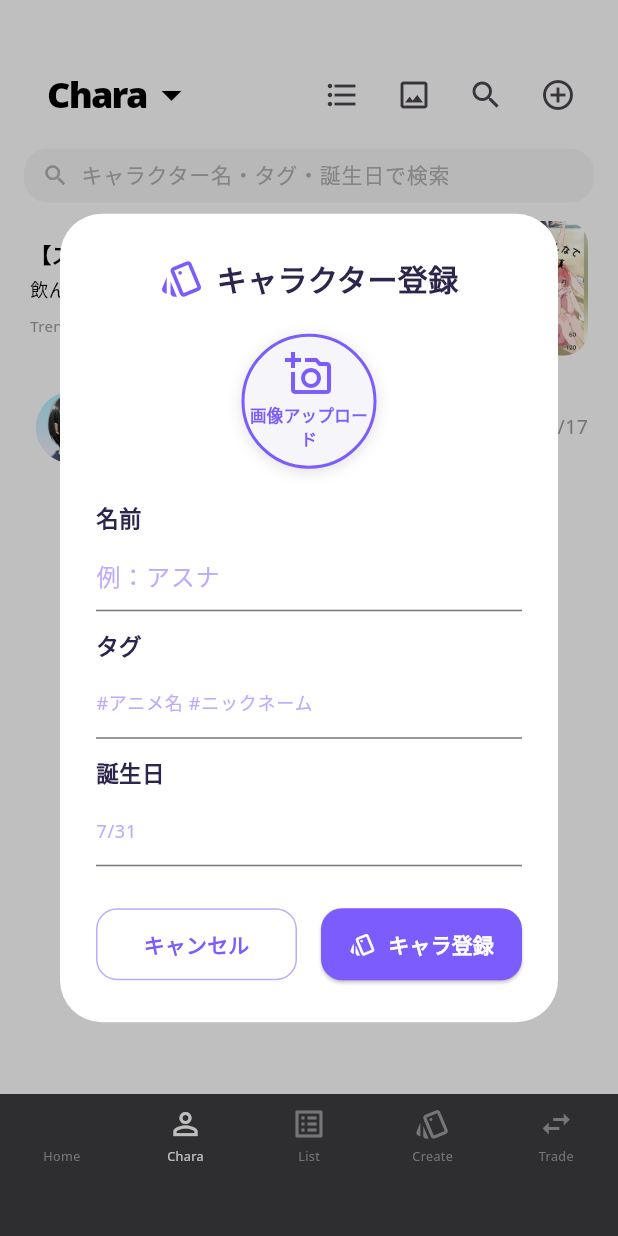
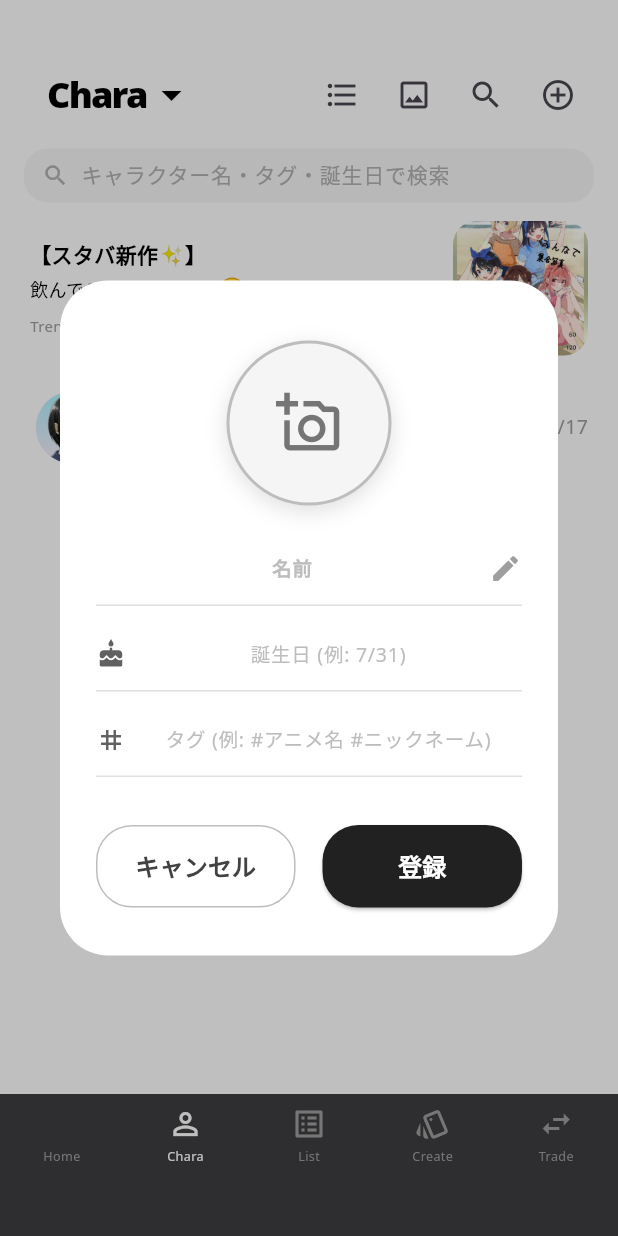
Before and after one commit to GinNaka543/foodandHotel, a Flutter app: the screen it shows after launch, item 2 of the bottom bar chosen, after a tap on the "add circle outline" icon, on a phone screen of 412 x 824 dp. Run offline on Flutter 3.47's test engine with Material 3 defaults, Android fonts, the phone set to English and light mode, and no system bars; our stand-ins replace google_fonts, image_cropper, image_picker.

Commit message:
fix popup

```diff
--- a/happiness_game/lib/memory_screen.dart
+++ b/happiness_game/lib/memory_screen.dart
@@ -105,33 +105,19 @@ class _MemoryScreenState extends State<MemoryScreen> {
         return StatefulBuilder(
           builder: (context, setStateDialog) {
             return Dialog(
-              shape: RoundedRectangleBorder(borderRadius: BorderRadius.circular(28)),
+              shape: RoundedRectangleBorder(borderRadius: BorderRadius.circular(32)),
               backgroundColor: Colors.white,
               elevation: 8,
               child: Container(
-                width: 340,
-                padding: const EdgeInsets.symmetric(horizontal: 24, vertical: 28),
-                child: SingleChildScrollView(
+                width: 380,
+                padding: const EdgeInsets.symmetric(horizontal: 24, vertical: 32),
                 child: Column(
                   mainAxisSize: MainAxisSize.min,
                   crossAxisAlignment: CrossAxisAlignment.center,
                   children: [
-                      Row(
-                        mainAxisAlignment: MainAxisAlignment.center,
-                        children: [
-                          Icon(Icons.style_outlined, color: Color(0xFF7C5CFC), size: 30),
-                          const SizedBox(width: 8),
-                          Text(
-                            'キャラクター登録',
-                            style: GoogleFonts.notoSans(
-                              fontWeight: FontWeight.bold,
-                              fontSize: 20,
-                              color: Color(0xFF2D254C),
-                            ),
-                          ),
-                        ],
-                      ),
-                      const SizedBox(height: 22),
+                    // 上部余白
+                    const SizedBox(height: 8),
+                    // 円形画像アップロード
                     GestureDetector(
                       onTap: () async {
                         pickedFile = await _picker.pickImage(source: ImageSource.gallery);
@@ -141,124 +127,110 @@ class _MemoryScreenState extends State<MemoryScreen> {
                         setStateDialog(() {});
                       },
                       child: Container(
-                          width: 90,
-                          height: 90,
+                        width: 110,
+                        height: 110,
                         decoration: BoxDecoration(
                           shape: BoxShape.circle,
-                            border: Border.all(color: Color(0xFF7C5CFC), width: 2),
-                            color: const Color(0xFFF5F5FA),
-                            boxShadow: [BoxShadow(color: Colors.black12, blurRadius: 8, offset: Offset(0,2))],
+                          color: Colors.grey[100],
+                          border: Border.all(color: Colors.grey[400]!, width: 2),
+                          boxShadow: [BoxShadow(color: Colors.black12, blurRadius: 12, offset: Offset(0,4))],
                         ),
                         child: imageBytes == null
-                              ? Column(
+                            ? Center(
+                                child: Icon(Icons.add_a_photo_outlined, color: Colors.grey[600], size: 44),
+                              )
+                            : ClipOval(child: Image.memory(imageBytes!, fit: BoxFit.cover, width: 110, height: 110)),
+                      ),
+                    ),
+                    const SizedBox(height: 18),
+                    // 名前
+                    Row(
+                      mainAxisAlignment: MainAxisAlignment.center,
+                      crossAxisAlignment: CrossAxisAlignment.center,
+                      children: [
+                        Expanded(
+                          child: TextField(
+                            controller: nameController,
+                            textAlign: TextAlign.center,
+                            style: TextStyle(fontSize: 13, color: Colors.black87, fontWeight: FontWeight.bold),
+                            decoration: InputDecoration(
+                              hintText: '名前',
+                              hintStyle: TextStyle(color: Colors.grey[400], fontWeight: FontWeight.bold),
+                              border: InputBorder.none,
+                              contentPadding: EdgeInsets.symmetric(vertical: 0),
+                            ),
+                          ),
+                        ),
+                        Icon(Icons.edit, color: Colors.grey[500], size: 22),
+                      ],
+                    ),
+                    Container(height: 1, color: Colors.grey[300]),
+                    const SizedBox(height: 8),
+                    // サブ情報
+                    Row(
                       mainAxisAlignment: MainAxisAlignment.center,
                       children: [
-                                    Icon(Icons.add_a_photo_outlined, color: Color(0xFF7C5CFC), size: 32),
-                                    const SizedBox(height: 4),
-                                    Text('画像アップロード',
+                        Icon(Icons.cake, color: Colors.grey[700], size: 20),
+                        const SizedBox(width: 6),
+                        Expanded(
+                          child: TextField(
+                            controller: birthdayController,
                             textAlign: TextAlign.center,
-                                      style: TextStyle(color: Color(0xFF7C5CFC), fontWeight: FontWeight.bold, fontSize: 11)),
-                                  ],
-                                )
-                              : ClipOval(child: Image.memory(imageBytes!, fit: BoxFit.cover, width: 90, height: 90)),
+                            style: TextStyle(fontSize: 13, color: Colors.grey[700]),
+                            decoration: InputDecoration(
+                              hintText: '誕生日 (例: 7/31)',
+                              hintStyle: TextStyle(color: Colors.grey[400]),
+                              border: InputBorder.none,
                             ),
-                      ),
-                      const SizedBox(height: 22),
-                      Align(
-                        alignment: Alignment.centerLeft,
-                        child: Text('名前', style: GoogleFonts.notoSans(fontWeight: FontWeight.bold, fontSize: 15, color: Color(0xFF2D254C))),
-                      ),
-                      const SizedBox(height: 4),
-                      TextField(
-                        controller: nameController,
-                        decoration: InputDecoration(
-                          hintText: '例：アスナ',
-                          hintStyle: TextStyle(color: Color(0xFFBFAAFF)),
-                          border: UnderlineInputBorder(),
-                          focusedBorder: UnderlineInputBorder(borderSide: BorderSide(color: Color(0xFF7C5CFC))),
-                        ),
-                      ),
-                      const SizedBox(height: 12),
-                      Align(
-                        alignment: Alignment.centerLeft,
-                        child: Text('タグ', style: GoogleFonts.notoSans(fontWeight: FontWeight.bold, fontSize: 15, color: Color(0xFF2D254C))),
-                      ),
-                      const SizedBox(height: 4),
-                      TextField(
-                        controller: subtitleController,
-                        decoration: InputDecoration(
-                          hintText: '#アニメ名 #ニックネーム',
-                          hintStyle: TextStyle(color: Color(0xFFBFAAFF)),
-                          border: UnderlineInputBorder(),
-                          focusedBorder: UnderlineInputBorder(borderSide: BorderSide(color: Color(0xFF7C5CFC))),
-                        ),
-                        style: const TextStyle(fontSize: 12, color: Color(0xFF2D254C)),
-                      ),
-                      const SizedBox(height: 12),
-                      Align(
-                        alignment: Alignment.centerLeft,
-                        child: Text('誕生日', style: GoogleFonts.notoSans(fontWeight: FontWeight.bold, fontSize: 15, color: Color(0xFF2D254C))),
-                      ),
-                      const SizedBox(height: 4),
-                      TextField(
-                        controller: birthdayController,
-                        decoration: InputDecoration(
-                          hintText: '7/31',
-                          hintStyle: TextStyle(color: Color(0xFFBFAAFF)),
-                          border: UnderlineInputBorder(),
-                          focusedBorder: UnderlineInputBorder(borderSide: BorderSide(color: Color(0xFF7C5CFC))),
-                        ),
-                        style: const TextStyle(fontSize: 12, color: Color(0xFF2D254C)),
                             keyboardType: TextInputType.datetime,
                             inputFormatters: [
                               FilteringTextInputFormatter.allow(RegExp(r'^[0-9/]*')),
                             ],
                           ),
-                      const SizedBox(height: 6),
-                      ValueListenableBuilder(
-                        valueListenable: birthdayController,
-                        builder: (context, TextEditingValue value, _) {
-                          final text = value.text;
-                          bool valid = false;
-                          if (text.isNotEmpty) {
-                            final match = RegExp(r'^(1[0-2]|[1-9])\/(3[01]|[12][0-9]|[1-9])').firstMatch(text);
-                            if (match != null) {
-                              final month = int.tryParse(match.group(1)!);
-                              final day = int.tryParse(match.group(2)!);
-                              if (month != null && day != null) {
-                                final daysInMonth = [0,31,28,31,30,31,30,31,31,30,31,30,31];
-                                if (month >= 1 && month <= 12 && day >= 1 && day <= daysInMonth[month]) {
-                                  valid = true;
-                                }
-                              }
-                            }
-                          }
-                          return !valid && text.isNotEmpty
-                              ? Padding(
-                                  padding: const EdgeInsets.only(top: 2),
-                                  child: Text('実在する日付で 月/日 の形式で入力してください', style: TextStyle(color: Colors.red, fontSize: 10)),
-                                )
-                              : const SizedBox.shrink();
-                        },
                         ),
-                      const SizedBox(height: 22),
+                      ],
+                    ),
+                    Container(height: 1, color: Colors.grey[300]),
+                    const SizedBox(height: 8),
+                    Row(
+                      mainAxisAlignment: MainAxisAlignment.center,
+                      children: [
+                        Icon(Icons.tag, color: Colors.grey[700], size: 20),
+                        const SizedBox(width: 6),
+                        Expanded(
+                          child: TextField(
+                            controller: subtitleController,
+                            textAlign: TextAlign.center,
+                            style: TextStyle(fontSize: 13, color: Colors.grey[700]),
+                            decoration: InputDecoration(
+                              hintText: 'タグ (例: #アニメ名 #ニックネーム)',
+                              hintStyle: TextStyle(color: Colors.grey[400]),
+                              border: InputBorder.none,
+                            ),
+                          ),
+                        ),
+                      ],
+                    ),
+                    Container(height: 1, color: Colors.grey[300]),
+                    const SizedBox(height: 32),
                     Row(
                       children: [
                         Expanded(
                           child: OutlinedButton(
                             onPressed: () => Navigator.pop(context),
                             style: OutlinedButton.styleFrom(
-                                foregroundColor: const Color(0xFF7C5CFC),
-                                side: const BorderSide(color: Color(0xFFBFAAFF)),
-                                shape: RoundedRectangleBorder(borderRadius: BorderRadius.circular(14)),
-                                padding: const EdgeInsets.symmetric(vertical: 14),
+                              foregroundColor: Colors.grey[800],
+                              side: BorderSide(color: Colors.grey[400]!),
+                              shape: RoundedRectangleBorder(borderRadius: BorderRadius.circular(24)),
+                              padding: const EdgeInsets.symmetric(vertical: 16),
+                              backgroundColor: Colors.white,
                             ),
-                              child: const Text('キャンセル', style: TextStyle(fontWeight: FontWeight.bold)),
+                            child: const Text('キャンセル', style: TextStyle(fontWeight: FontWeight.bold, fontSize: 16)),
                           ),
                         ),
-                          const SizedBox(width: 16),
+                        const SizedBox(width: 18),
                         Expanded(
-                            child: ElevatedButton.icon(
+                          child: ElevatedButton(
                             onPressed: () {
                               name = nameController.text.trim();
                               subtitle = subtitleController.text.trim();
@@ -302,14 +274,13 @@ class _MemoryScreenState extends State<MemoryScreen> {
                               });
                               Navigator.pop(context);
                             },
-                              icon: const Icon(Icons.style_outlined, color: Colors.white),
-                              label: const Text('キャラ登録', style: TextStyle(fontWeight: FontWeight.bold)),
                             style: ElevatedButton.styleFrom(
-                                backgroundColor: const Color(0xFF7C5CFC),
+                              backgroundColor: Colors.grey[900],
                               foregroundColor: Colors.white,
-                                shape: RoundedRectangleBorder(borderRadius: BorderRadius.circular(14)),
-                                padding: const EdgeInsets.symmetric(vertical: 14),
+                              shape: RoundedRectangleBorder(borderRadius: BorderRadius.circular(24)),
+                              padding: const EdgeInsets.symmetric(vertical: 16),
                             ),
+                            child: const Text('登録', style: TextStyle(fontWeight: FontWeight.bold, fontSize: 16)),
                           ),
                         ),
                       ],
@@ -320,7 +291,6 @@ class _MemoryScreenState extends State<MemoryScreen> {
                         child: Text(errorText!, style: TextStyle(color: Colors.red, fontSize: 12)),
                       ),
                   ],
-                  ),
                 ),
               ),
             );
```
Lines whose indentation alone changed are shown as unchanged.
